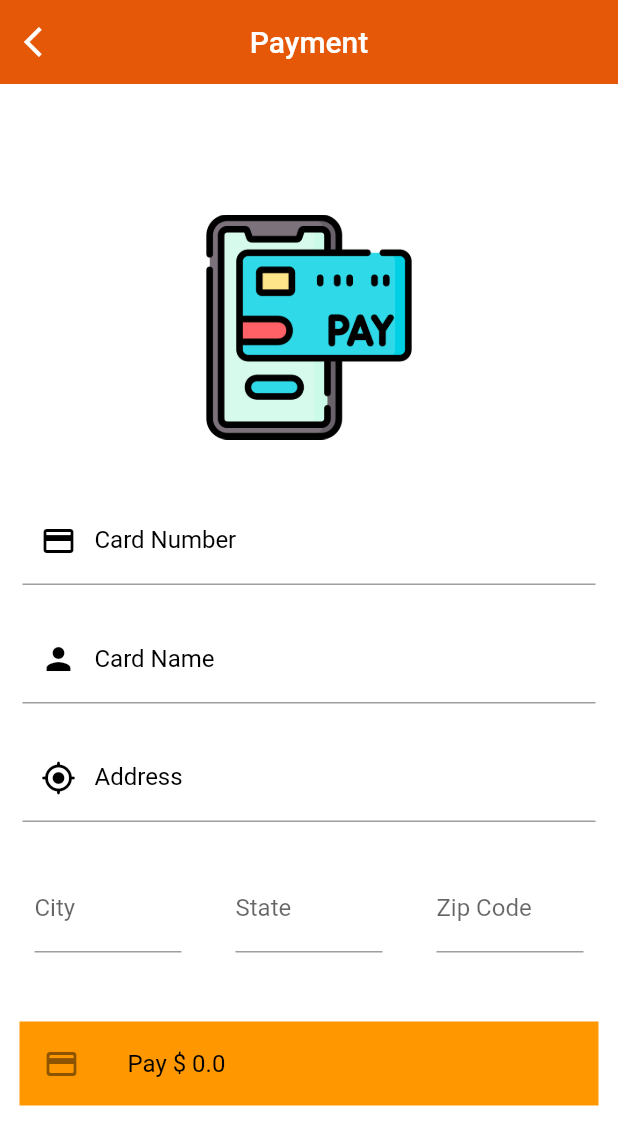
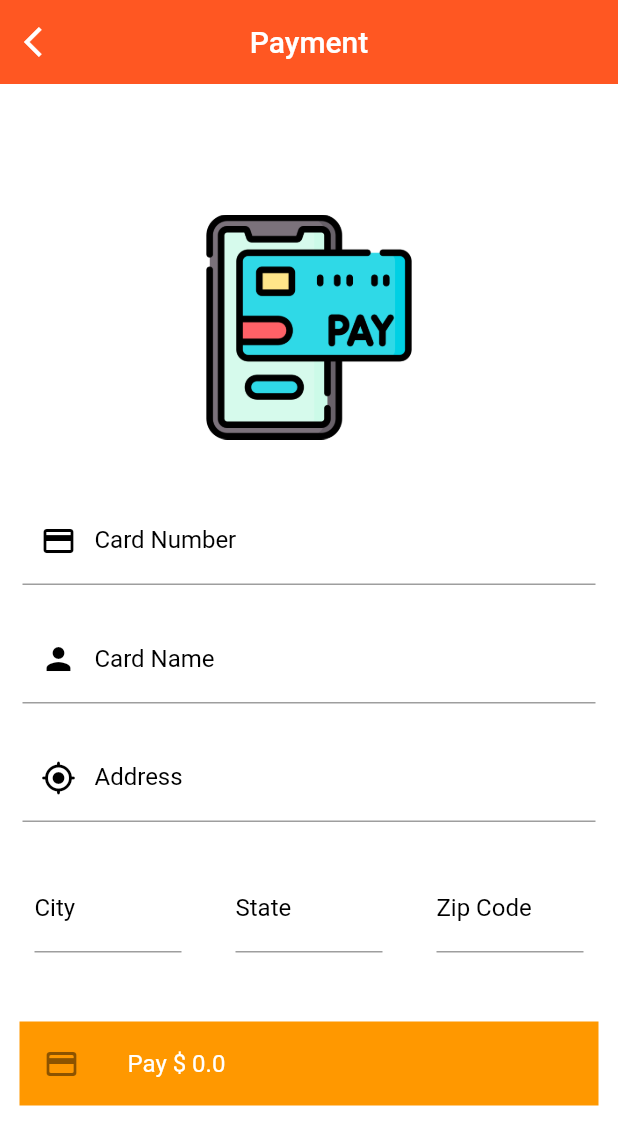
Before and after one commit to MohamedAlyMatar/Gstore_Ecommerce-app-by-flutter, a Flutter app: the BucketScreen screen opened directly, after a tap on an icon or button, on a phone screen of 412 x 824 dp. Shown: the top 1145 px of the screen. Run offline on Flutter 3.47's test engine with Material 2 defaults, Android fonts, the phone set to English and light mode, and no system bars; our stand-ins replace badges, cloud_firestore, firebase_auth, firebase_core, flutter_rating_bar, fluttertoast and 2 more; missing offline and left inert: clipboard; accounts and stored records are empty.

Commit message:
edited some changes

```diff
--- a/lib/SplashScreen.dart
+++ b/lib/SplashScreen.dart
@@ -2,6 +2,7 @@ import 'package:flutter/material.dart';
 import 'package:gstore/theme/dark_theme.dart';
 import 'package:gstore/theme/light_theme.dart';
 
+import 'ProductClass.dart';
 import 'home.dart';
 
 class SplashScreen extends StatefulWidget {
@@ -14,6 +15,7 @@ class SplashScreen extends StatefulWidget {
 class _SplashScreenState extends State<SplashScreen> {
   @override
   Widget build(BuildContext context) {
+    fetchProductsFromFirestore();
     return MaterialApp(
         debugShowCheckedModeBanner: false,
         theme: lightTheme,
--- a/lib/main.dart
+++ b/lib/main.dart
@@ -16,7 +16,7 @@ void main() async {
   await Firebase.initializeApp(
     options: DefaultFirebaseOptions.currentPlatform,
   );
-  final User? user = Auth().currentUser;
+
   runApp(
     MultiProvider(
       providers: [
@@ -34,13 +34,13 @@ void main() async {
 }
 
 class LoadApp extends StatelessWidget {
-  const LoadApp({super.key});
+   LoadApp({super.key});
 
   Future<void> initializeApp() async {
     // Simulate an asynchronous task (e.g., Firebase initialization)
     await Future.delayed(const Duration(seconds: 2));
   }
-
+  final User? user = Auth().currentUser;
   @override
   Widget build(BuildContext context) {
     return MaterialApp(
@@ -54,7 +54,7 @@ class LoadApp extends StatelessWidget {
           if (snapshot.connectionState == ConnectionState.waiting) {
             return SplashScreen(); // Display loading screen while waiting
           } else {
-            return home(); // Replace with your main app screen
+            return user != null ? market() : home(); // Replace with your main app screen
           }
         },
       ),
--- a/lib/market.dart
+++ b/lib/market.dart
@@ -124,7 +124,7 @@ class _marketState extends State<market> {
                   },
                 ),
                 const Divider(),
-                user?.uid == "RIGw9i6U0jXGRqUpdmvHYWLeKkl2"
+                user?.uid == "X7GLcxcQbdScSBGXl2LxOexN2UI2"
                     ? ListTile(
                         // tileColor: Theme.of(context).colorScheme.secondary,
                         leading: Icon(Icons.admin_panel_settings_rounded,
--- a/lib/payment.dart
+++ b/lib/payment.dart
@@ -1,5 +1,7 @@
 import 'package:flutter/material.dart';
 import 'package:gstore/classes.dart';
+import 'package:gstore/theme/dark_theme.dart';
+import 'package:gstore/theme/light_theme.dart';
 import 'package:gstore/widgets.dart';
 import 'package:provider/provider.dart';
 
@@ -18,21 +20,24 @@ class _paymentState extends State<payment> {
     final bucket = Provider.of<Bucket>(context);
     return MaterialApp(
         debugShowCheckedModeBanner: false,
+        theme: lightTheme,
+        darkTheme: darkTheme,
+        themeMode: ThemeMode.system,
         home: Scaffold(
-          backgroundColor: Colors.white,
+          backgroundColor: Theme.of(context).colorScheme.background,
           appBar: AppBar(
             elevation: 0,
-            backgroundColor: MyColors.LightAccentColor,
+            backgroundColor: Theme.of(context).colorScheme.primary,
             leading: IconButton(
-              icon: const Icon(IconData(0xe093,
-                  fontFamily: 'MaterialIcons', matchTextDirection: true)),
+              icon: Icon(const IconData(0xe093,
+                  fontFamily: 'MaterialIcons', matchTextDirection: true), color: Theme.of(context).colorScheme.secondary,),
               onPressed: () {
                 Navigator.of(context).pop();
               },
             ),
-            title: const Text(
+            title: Text(
               "Payment",
-              style: TextStyle(color: Colors.white),
+              style: TextStyle(color: Theme.of(context).colorScheme.secondary),
             ),
             centerTitle: true,
           ),
@@ -65,6 +70,7 @@ class _paymentState extends State<payment> {
                             child: Padding(
                               padding: const EdgeInsets.all(8.0),
                               child: w.entryField3(
+                                Theme.of(context).colorScheme,
                                 "City",
                                 "your city",
                                 false,
@@ -75,6 +81,7 @@ class _paymentState extends State<payment> {
                             child: Padding(
                               padding: const EdgeInsets.all(8.0),
                               child: w.entryField3(
+                                Theme.of(context).colorScheme,
                                 "State",
                                 "your state",
                                 false,
@@ -85,6 +92,7 @@ class _paymentState extends State<payment> {
                             child: Padding(
                               padding: const EdgeInsets.all(8.0),
                               child: w.entryField3(
+                                Theme.of(context).colorScheme,
                                 "Zip Code",
                                 "your zip code",
                                 false,
--- a/lib/widgets.dart
+++ b/lib/widgets.dart
@@ -56,7 +56,7 @@ class MyWidgets {
         ));
   }
 
-  Widget entryField3(String title, String hint, bool isobsecure,
+  Widget entryField3(ColorScheme colorScheme, String title, String hint, bool isobsecure,
       [Icon? entryicon]) {
     return Padding(
         padding: const EdgeInsets.all(10),
@@ -66,7 +66,11 @@ class MyWidgets {
             border: const UnderlineInputBorder(),
             labelText: title,
             hintText: hint,
-            prefixIcon: entryicon,
+            labelStyle: TextStyle(color: colorScheme.tertiary),
+            hintStyle: TextStyle(color: colorScheme.tertiary),
+            prefixIcon: entryicon != null
+                ? Icon(entryicon.icon, color: colorScheme.tertiary)
+                : null,
           ),
         ));
   }
@@ -82,7 +86,7 @@ class MyWidgets {
             leading: entryicon,
             title: Text(
               text,
-              style: TextStyle(color: Colors.black),
+              style: TextStyle(color: Colors.white),
             ),
             // trailing: ,
           ),
```
Also changed, not shown: lib/description.dart (+20 -9 lines), lib/help.dart (+15 -8 lines), 1 other file.
